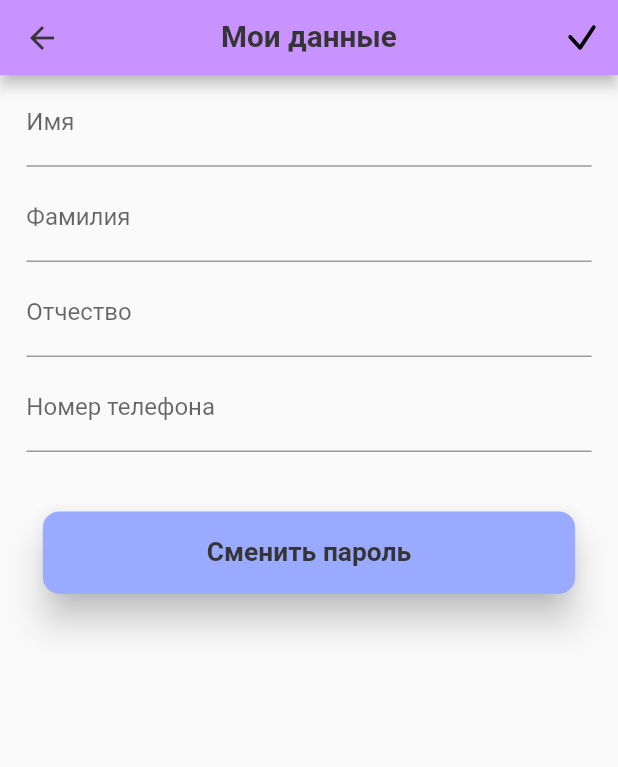
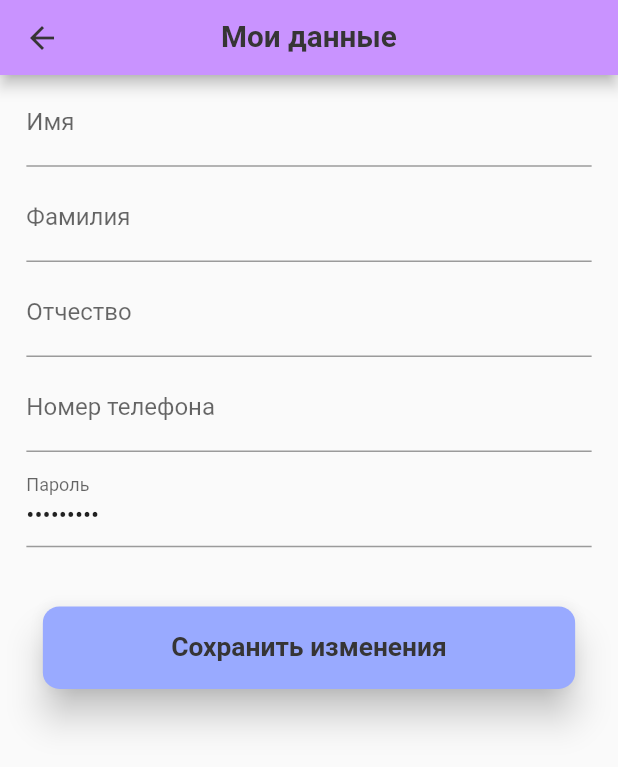
Before and after one commit to cup-of-Aygiz/bvt1901cats, a Flutter app: the PersonDataScreen screen opened directly, on a phone screen of 412 x 824 dp. Shown: the top 767 px of the screen. Run offline on Flutter 3.47's test engine with Material 2 defaults, Android fonts, the phone set to English and light mode, and no system bars; drawn by our look-alikes of flutter_form_builder; our stand-ins replace device_info_plus, device_preview, dio, fancy_shimmer_image, flutter_bloc, flutter_screenutil and 11 more; accounts and stored records are empty.

Commit message:
исправлены кнопки

```diff
--- a/lib/features/person_data/presentation/screens/person_data_screen.dart
+++ b/lib/features/person_data/presentation/screens/person_data_screen.dart
@@ -8,7 +8,6 @@ import 'package:flutter_bloc/flutter_bloc.dart';
 import 'package:flutter_form_builder/flutter_form_builder.dart';
 import 'package:flutter_screenutil/flutter_screenutil.dart';
 
-import '../../../../gen/assets.gen.dart';
 import '../../../../uikit/spinkit/spinkit.dart';
 import '../../../../uikit/text_fields/app_phone_field.dart';
 import '../../../../uikit/text_fields/app_text_field.dart';
@@ -28,8 +27,6 @@ class _PersonDataScreenState extends State<PersonDataScreen> {
   @override
   Widget build(BuildContext context) {
     final locale = context.appLocale;
-    final router = context.appRouter;
-    final colors = context.appColors;
 
     return BlocProvider<ProfileCubit>(
       create: (context) => ProfileCubit()..init(),
@@ -38,17 +35,6 @@ class _PersonDataScreenState extends State<PersonDataScreen> {
           return Scaffold(
             appBar: DefaultAppBar(
               titleText: locale.my_data,
-              action: [
-                IconButton(
-                  splashColor: colors.blue,
-                  splashRadius: 24.r,
-                  onPressed: () {},
-                  icon: Assets.icons.icOk.svg(
-                    width: 30.h,
-                    height: 30.h,
-                  ),
-                )
-              ],
             ),
             body: (!state.loading)
                 ? FormBuilder(
@@ -91,6 +77,18 @@ class _PersonDataScreenState extends State<PersonDataScreen> {
                               initialValue: state.profileEntity?.phone,
                               name: 'phone',
                             ),
+                            AppTextField(
+                              labelText: locale.password,
+                              inputBorder: null,
+                              obscureText: true,
+                              padding: EdgeInsets.symmetric(vertical: 2.h),
+                              initialValue: 'Парольчик',
+                              name: 'password',
+                              onChanged: (String? str) {
+                                context.appRouter.pushScreen(
+                                    context, const ChangePasswordScreen());
+                              },
+                            ),
                             SizedBox(
                               height: 30.h,
                             ),
@@ -98,11 +96,8 @@ class _PersonDataScreenState extends State<PersonDataScreen> {
                               padding: EdgeInsets.symmetric(
                                   horizontal: 10.h, vertical: 4.w),
                               child: AppTextButton(
-                                  buttonText: locale.change_password,
-                                  onPressed: () {
-                                    router.pushScreen(
-                                        context, ChangePasswordScreen());
-                                  }),
+                                  buttonText: locale.save_changes,
+                                  onPressed: () {}),
                             )
                           ],
                         ),
--- a/lib/l10n/app_ru.arb
+++ b/lib/l10n/app_ru.arb
@@ -34,5 +34,6 @@
   "change_password": "Сменить пароль",
   "old_password": "Старый пароль",
   "new_password": "Новый пароль",
-  "prov_password": "Подсвердите пароль"
+  "prov_password": "Подсвердите пароль",
+  "save_changes": "Сохранить изменения"
 }
--- a/lib/uikit/app_bars/default_app_bar.dart
+++ b/lib/uikit/app_bars/default_app_bar.dart
@@ -9,7 +9,6 @@ class DefaultAppBar extends StatelessWidget with PreferredSizeWidget {
   final String? titleText;
   final Widget? title;
   final Color? backgroundColor;
-  final List<Widget> action;
 
   @override
   final Size preferredSize = const Size.fromHeight(50);
@@ -20,7 +19,6 @@ class DefaultAppBar extends StatelessWidget with PreferredSizeWidget {
     this.titleText,
     this.backgroundColor,
     this.title,
-    this.action = const [],
   }) : super(key: key);
 
   @override
@@ -42,7 +40,6 @@ class DefaultAppBar extends StatelessWidget with PreferredSizeWidget {
             : title,
         centerTitle: centreTitle,
         leading: canPop ? const AppGoBackButton() : null,
-        actions: action,
         backgroundColor: backgroundColor ?? myColors.purple,
       ),
     );
--- a/lib/uikit/text_fields/app_phone_field.dart
+++ b/lib/uikit/text_fields/app_phone_field.dart
@@ -14,6 +14,7 @@ class AppPhoneTextField extends StatelessWidget {
   final EdgeInsets? padding;
   final bool readOnly;
   final InputBorder? inputBorder;
+  final Function(String?)? onChanged;
 
   const AppPhoneTextField({
     Key? key,
@@ -26,6 +27,7 @@ class AppPhoneTextField extends StatelessWidget {
     this.validate = true,
     this.readOnly = false,
     this.inputBorder = const OutlineInputBorder(),
+    this.onChanged,
   }) : super(key: key);
 
   @override
@@ -37,6 +39,7 @@ class AppPhoneTextField extends StatelessWidget {
       child: FormBuilderTextField(
         initialValue: initialValue,
         controller: textEditingController,
+        onChanged: onChanged,
         readOnly: readOnly,
         name: name,
         textInputAction: textInputAction,
@@ -53,11 +56,11 @@ class AppPhoneTextField extends StatelessWidget {
         ),
         validator: validate
             ? FormBuilderValidators.compose([
-                FormBuilderValidators.required(context,
-                    errorText: locale.this_required_field),
-                FormBuilderValidators.minLength(context, 15,
-                    errorText: locale.incorrect_format)
-              ])
+          FormBuilderValidators.required(context,
+              errorText: locale.this_required_field),
+          FormBuilderValidators.minLength(context, 15,
+              errorText: locale.incorrect_format)
+        ])
             : null,
       ),
     );
--- a/untranslated_messages.txt
+++ b/untranslated_messages.txt
@@ -32,6 +32,7 @@
     "change_password",
     "old_password",
     "new_password",
-    "prov_password"
+    "prov_password",
+    "save_changes"
   ]
 }
```
Also changed, not shown: lib/features/change_password/presentation/screens/chande_password_page.dart (+18 -23 lines), lib/l10n/generated/app_localizations.dart, lib/l10n/generated/app_localizations_en.dart, lib/l10n/generated/app_localizations_ru.dart.
